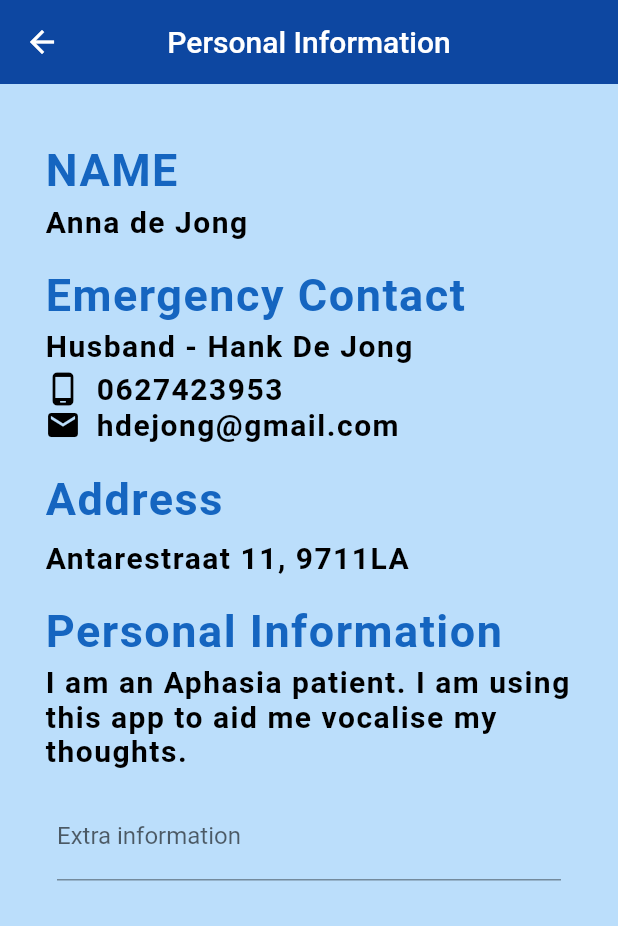
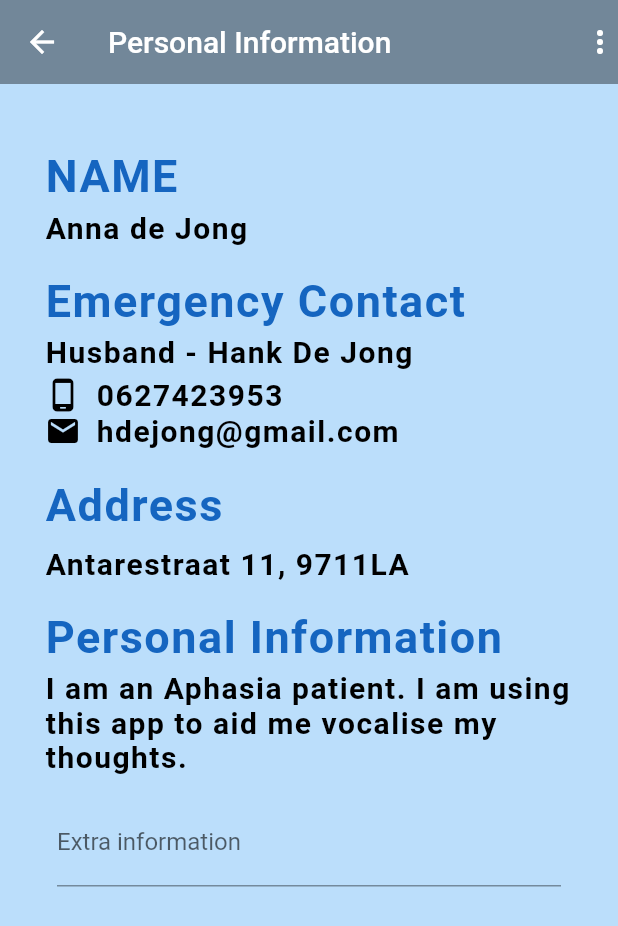
Before and after one commit to pueper/thoughts_to_speech, a Flutter app: the PersonalInfo screen opened by its route, on a phone screen of 412 x 824 dp. Shown: the top 926 px of the screen. Run offline on Flutter 3.47's test engine with Material 2 defaults, Android fonts, the phone set to English and light mode, and no system bars; our stand-ins replace audioplayers, full_screen_image_null_safe.

Commit message:
changed the appearance of the topbar

```diff
--- a/lib/personalinfo.dart
+++ b/lib/personalinfo.dart
@@ -5,15 +5,18 @@ class PersonalInfo extends StatelessWidget {
   @override
   Widget build(BuildContext context) {
     return Scaffold(
+        extendBodyBehindAppBar: true,
         backgroundColor: Colors.blue[100],
         appBar: AppBar(
-          title: const Text('Personal Information'),
-          centerTitle: true,
-          elevation: 0.0,
-          backgroundColor: Colors.blue[900],
+          backgroundColor: const Color(0x64000000),
+          elevation: 0,
+          title: const Text("Personal Information"),
+          actions: const [
+            Icon(Icons.more_vert)
+          ],
         ),
         body: SingleChildScrollView(
-            padding: const EdgeInsets.fromLTRB(30.0, 40.0, 30.0, 0.0),
+            padding: const EdgeInsets.fromLTRB(30.0, 100.0, 30.0, 0.0),
             child: Column(
                 crossAxisAlignment: CrossAxisAlignment.start,
                 children: <Widget>[
```
Also changed, not shown: lib/home.dart (+11 -3 lines).
